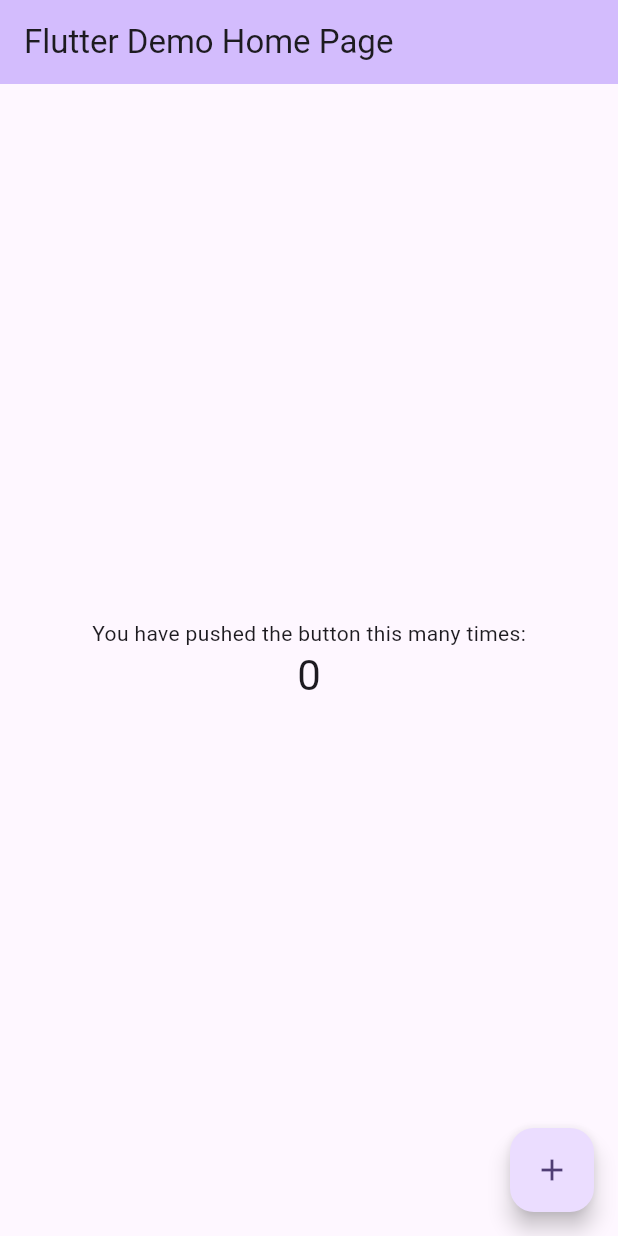
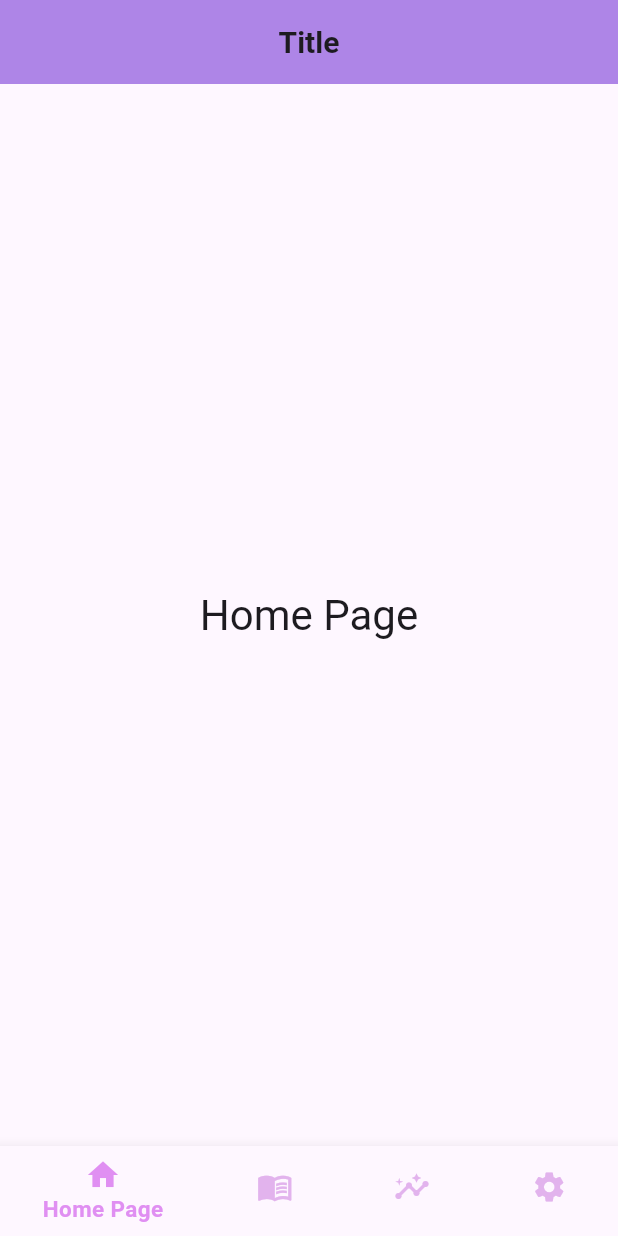
Before and after one commit to koksal100/SE380_PROJECT, a Flutter app: the screen it shows after launch, on a phone screen of 412 x 824 dp. Run offline on Flutter 3.47's test engine with Material 3 defaults, Android fonts, the phone set to English and light mode, and no system bars.

Commit message:
First arrengements is done and bottomnavigationbar and related pages are added file by file

```diff
--- /dev/null
+++ b/lib/PageOne.dart
@@ -0,0 +1,15 @@
+import 'package:flutter/material.dart';
+
+class PageOne extends StatelessWidget {
+  const PageOne({super.key});
+
+  @override
+  Widget build(BuildContext context) {
+    return Center(
+      child: Text(
+        'Home Page',
+        style: Theme.of(context).textTheme.headlineMedium,
+      ),
+    );
+  }
+}
--- a/lib/main.dart
+++ b/lib/main.dart
@@ -1,4 +1,5 @@
 import 'package:flutter/material.dart';
+import 'package:se380_project/PageOne.dart';
 
 void main() {
   runApp(const MyApp());
@@ -7,47 +8,21 @@ void main() {
 class MyApp extends StatelessWidget {
   const MyApp({super.key});
 
-  // This widget is the root of your application.
   @override
   Widget build(BuildContext context) {
     return MaterialApp(
       title: 'Flutter Demo',
       theme: ThemeData(
-        // This is the theme of your application.
-        //
-        // TRY THIS: Try running your application with "flutter run". You'll see
-        // the application has a purple toolbar. Then, without quitting the app,
-        // try changing the seedColor in the colorScheme below to Colors.green
-        // and then invoke "hot reload" (save your changes or press the "hot
-        // reload" button in a Flutter-supported IDE, or press "r" if you used
-        // the command line to start the app).
-        //
-        // Notice that the counter didn't reset back to zero; the application
-        // state is not lost during the reload. To reset the state, use hot
-        // restart instead.
-        //
-        // This works for code too, not just values: Most code changes can be
-        // tested with just a hot reload.
         colorScheme: ColorScheme.fromSeed(seedColor: Colors.deepPurple),
         useMaterial3: true,
       ),
-      home: const MyHomePage(title: 'Flutter Demo Home Page'),
+      home: const MyHomePage(title: 'Title'),
     );
   }
 }
 
 class MyHomePage extends StatefulWidget {
   const MyHomePage({super.key, required this.title});
-
-  // This widget is the home page of your application. It is stateful, meaning
-  // that it has a State object (defined below) that contains fields that affect
-  // how it looks.
-
-  // This class is the configuration for the state. It holds the values (in this
-  // case the title) provided by the parent (in this case the App widget) and
-  // used by the build method of the State. Fields in a Widget subclass are
-  // always marked "final".
-
   final String title;
 
   @override
@@ -55,71 +30,94 @@ class MyHomePage extends StatefulWidget {
 }
 
 class _MyHomePageState extends State<MyHomePage> {
-  int _counter = 0;
+  int pageIndex = 0;
 
-  void _incrementCounter() {
-    setState(() {
-      // This call to setState tells the Flutter framework that something has
-      // changed in this State, which causes it to rerun the build method below
-      // so that the display can reflect the updated values. If we changed
-      // _counter without calling setState(), then the build method would not be
-      // called again, and so nothing would appear to happen.
-      _counter++;
-    });
-  }
+  final List<Widget> _pages = [
+    const PageOne(),
+    const PageTwo(),
+    const PageThree(),
+    const PageFour(),
+  ];
 
   @override
   Widget build(BuildContext context) {
-    // This method is rerun every time setState is called, for instance as done
-    // by the _incrementCounter method above.
-    //
-    // The Flutter framework has been optimized to make rerunning build methods
-    // fast, so that you can just rebuild anything that needs updating rather
-    // than having to individually change instances of widgets.
     return Scaffold(
       appBar: AppBar(
-        // TRY THIS: Try changing the color here to a specific color (to
-        // Colors.amber, perhaps?) and trigger a hot reload to see the AppBar
-        // change color while the other colors stay the same.
-        backgroundColor: Theme.of(context).colorScheme.inversePrimary,
-        // Here we take the value from the MyHomePage object that was created by
-        // the App.build method, and use it to set our appbar title.
-        title: Text(widget.title),
-      ),
-      body: Center(
-        // Center is a layout widget. It takes a single child and positions it
-        // in the middle of the parent.
-        child: Column(
-          // Column is also a layout widget. It takes a list of children and
-          // arranges them vertically. By default, it sizes itself to fit its
-          // children horizontally, and tries to be as tall as its parent.
-          //
-          // Column has various properties to control how it sizes itself and
-          // how it positions its children. Here we use mainAxisAlignment to
-          // center the children vertically; the main axis here is the vertical
-          // axis because Columns are vertical (the cross axis would be
-          // horizontal).
-          //
-          // TRY THIS: Invoke "debug painting" (choose the "Toggle Debug Paint"
-          // action in the IDE, or press "p" in the console), to see the
-          // wireframe for each widget.
-          mainAxisAlignment: MainAxisAlignment.center,
-          children: <Widget>[
-            const Text(
-              'You have pushed the button this many times:',
-            ),
-            Text(
-              '$_counter',
-              style: Theme.of(context).textTheme.headlineMedium,
-            ),
-          ],
+        backgroundColor: const Color.fromARGB(255, 174, 133, 231),
+        title: Center(
+          child: Text(
+            style: TextStyle(fontSize: 20, fontWeight: FontWeight.bold),
+            widget.title,
+          ),
         ),
       ),
-      floatingActionButton: FloatingActionButton(
-        onPressed: _incrementCounter,
-        tooltip: 'Increment',
-        child: const Icon(Icons.add),
-      ), // This trailing comma makes auto-formatting nicer for build methods.
+      body: _pages[pageIndex],
+      bottomNavigationBar: BottomNavigationBar(
+          currentIndex: pageIndex,
+          onTap: (index) {
+            setState(() {
+              pageIndex = index;
+            });
+          },
+          selectedItemColor: const Color.fromARGB(255, 224, 143, 242),
+          unselectedItemColor: const Color.fromARGB(255, 226, 179, 237),
+          selectedLabelStyle:
+              TextStyle(fontSize: 15, fontWeight: FontWeight.bold),
+          items: [
+            BottomNavigationBarItem(icon: Icon(Icons.home), label: 'Home Page'),
+            BottomNavigationBarItem(
+                icon: Icon(Icons.menu_book), label: 'Tests'),
+            BottomNavigationBarItem(
+                icon: Icon(Icons.insights), label: 'Statistics'),
+            BottomNavigationBarItem(
+              icon: Icon(Icons.settings),
+              label: 'Settings',
+            )
+          ]),
     );
   }
 }
+
+class PageTwo extends StatelessWidget {
+  const PageTwo({super.key});
+
+  @override
+  Widget build(BuildContext context) {
+    return Center(
+      child: Text(
+        'Tests Page',
+        style: Theme.of(context).textTheme.headlineMedium,
+      ),
+    );
+  }
+}
+
+// Sayfa 3
+class PageThree extends StatelessWidget {
+  const PageThree({super.key});
+
+  @override
+  Widget build(BuildContext context) {
+    return Center(
+      child: Text(
+        'Statistics Page',
+        style: Theme.of(context).textTheme.headlineMedium,
+      ),
+    );
+  }
+}
+
+// Sayfa 4
+class PageFour extends StatelessWidget {
+  const PageFour({super.key});
+
+  @override
+  Widget build(BuildContext context) {
+    return Center(
+      child: Text(
+        'Settings Page',
+        style: Theme.of(context).textTheme.headlineMedium,
+      ),
+    );
+  }
+}
```
Also changed, not shown: lib/PageFour.dart (added), lib/PageThree.dart (added), lib/PageTwo.dart (added).
